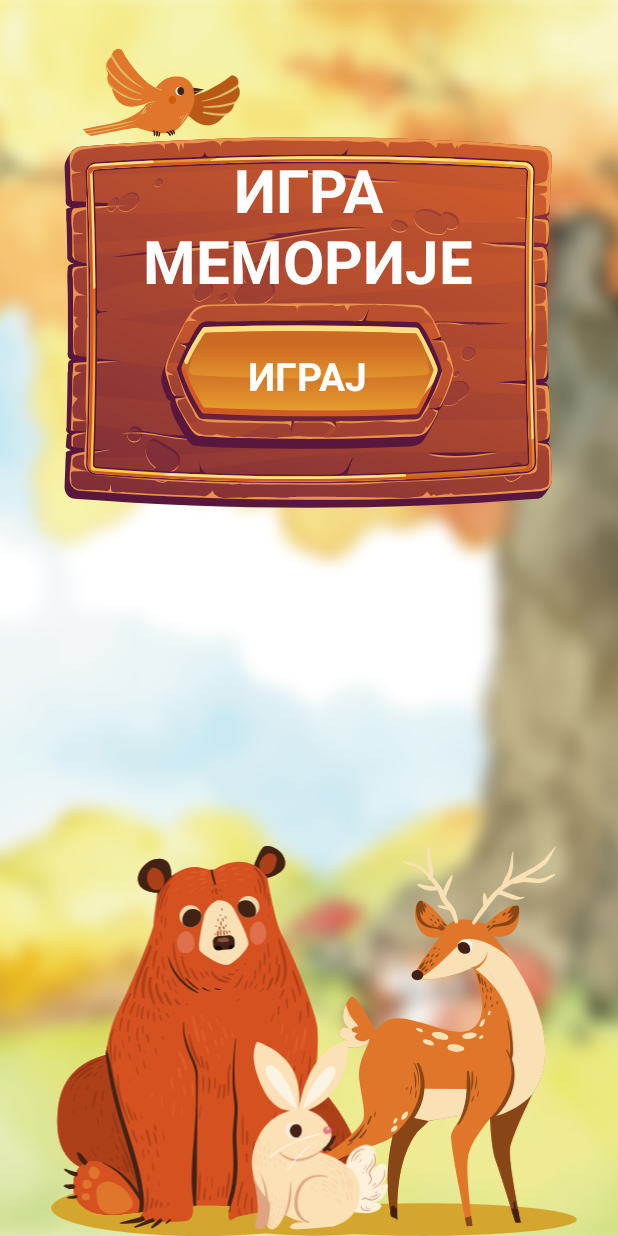
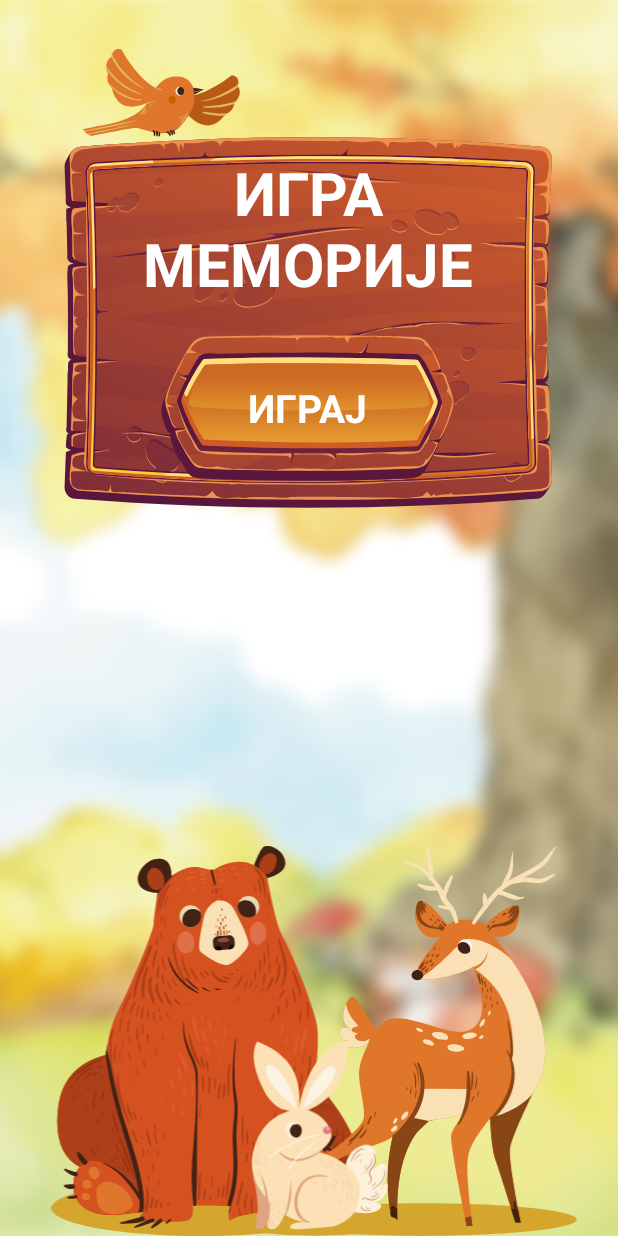
Before and after one commit to jelena-pesevski/Memory-MuzejRS, an Android app: the screen it shows after launch (MainActivity), on a phone screen of 412 x 824 dp. Run offline under Robolectric (Android 15) with nearby library versions, the light colour scheme and no system bars; our stand-ins replace sdp/ssp sizes.

Commit message:
Start page landscape fixes

```diff
--- a/app/src/main/res/drawable/ic_bunny.xml
+++ b/app/src/main/res/drawable/ic_bunny.xml
@@ -3,6 +3,7 @@
     android:height="466dp"
     android:viewportWidth="408"
     android:viewportHeight="466">
+
   <path
       android:pathData="M204.09,402.42C316.5,402.42 407.62,416.49 407.62,433.84C407.62,451.19 316.5,465.26 204.09,465.26C91.69,465.26 0.57,451.19 0.57,433.84C0.57,416.49 91.69,402.42 204.09,402.42Z"
       android:fillColor="#d5a62d"/>
--- a/app/src/main/res/layout-land/activity_levels.xml
+++ b/app/src/main/res/layout-land/activity_levels.xml
@@ -4,7 +4,7 @@
     xmlns:tools="http://schemas.android.com/tools"
     android:layout_width="match_parent"
     android:layout_height="match_parent"
-    android:background="@drawable/background">
+    android:background="@drawable/background_landscape">
 
 
     <androidx.constraintlayout.widget.Guideline
--- a/app/src/main/res/layout-land/activity_main.xml
+++ b/app/src/main/res/layout-land/activity_main.xml
@@ -18,29 +18,62 @@
         app:layout_constraintStart_toStartOf="parent"
         app:layout_constraintTop_toTopOf="parent"
         app:layout_constraintVertical_bias="1.0"
-        app:srcCompat="@drawable/background_blur" />
+        app:srcCompat="@drawable/background_blur_landscape" />
 
-
+    <TextView
+        android:id="@+id/textView"
+        android:layout_width="@dimen/_250sdp"
+        android:layout_height="@dimen/_150sdp"
+        android:text="@string/title"
+        android:padding="@dimen/_4sdp"
+        android:textSize="@dimen/_30ssp"
+        android:textColor="@color/white"
+        android:textAlignment="center"
+        android:textStyle="bold"
+        android:layout_marginTop="44dp"
+        android:background="@drawable/ic_board"
+        app:layout_constraintEnd_toEndOf="parent"
+        app:layout_constraintHorizontal_bias="0.467"
+        app:layout_constraintStart_toStartOf="parent"
+        app:layout_constraintTop_toTopOf="parent"></TextView>
 
     <ImageView
-        android:id="@+id/imageView5"
-        android:layout_width="@dimen/_250sdp"
-        android:layout_height="@dimen/_190sdp"
-        android:layout_marginTop="36dp"
-        app:layout_constraintEnd_toEndOf="parent"
+        android:id="@+id/bear_img"
+        android:layout_width="@dimen/_200sdp"
+        android:layout_height="@dimen/_200sdp"
+        android:layout_marginStart="4dp"
+        app:layout_constraintBottom_toBottomOf="parent"
+        app:layout_constraintStart_toStartOf="parent"
+        app:srcCompat="@drawable/ic_bear" />
+
+    <ImageView
+        android:id="@+id/bird_img"
+        android:layout_width="@dimen/_100sdp"
+        android:layout_height="@dimen/_30sdp"
+        android:layout_marginStart="36dp"
+        app:layout_constraintBottom_toTopOf="@+id/textView"
         app:layout_constraintStart_toStartOf="parent"
         app:layout_constraintTop_toTopOf="parent"
-        app:srcCompat="@drawable/ic_board" />
+        app:layout_constraintVertical_bias="0.0"
+        app:srcCompat="@drawable/ic_birdflipped" />
 
-    <ImageView
-        android:id="@+id/bunnyImg"
-        android:layout_width="@dimen/_100sdp"
-        android:layout_height="@dimen/_100sdp"
-        app:layout_constraintBottom_toBottomOf="@+id/background"
-        app:layout_constraintEnd_toEndOf="parent"
-        app:layout_constraintHorizontal_bias="0.512"
-        app:layout_constraintStart_toStartOf="parent"
-        app:srcCompat="@drawable/ic_bunny" />
+    <TextView
+        android:id="@+id/play_btn"
+        android:layout_width="@dimen/_130sdp"
+        android:layout_height="@dimen/_55sdp"
+        android:background="@drawable/ic_btn"
+        android:clickable="true"
+        android:gravity="center"
+        android:onClick="startGame"
+        android:text="@string/play"
+        android:textColor="@color/white"
+        android:textSize="@dimen/_20ssp"
+        android:textStyle="bold"
+        app:layout_constraintBottom_toBottomOf="@+id/textView"
+        app:layout_constraintEnd_toEndOf="@+id/textView"
+        app:layout_constraintStart_toStartOf="@+id/textView"
+        app:layout_constraintTop_toTopOf="@+id/textView"
+        app:layout_constraintVertical_bias="0.888" />
 
     <ImageView
         android:id="@+id/bambiImg"
@@ -51,57 +84,14 @@
         app:srcCompat="@drawable/ic_bambi" />
 
     <ImageView
-        android:id="@+id/bear_img"
-        android:layout_width="@dimen/_200sdp"
-        android:layout_height="@dimen/_200sdp"
-        android:layout_marginStart="4dp"
+        android:id="@+id/bunnyImg"
+        android:layout_width="@dimen/_100sdp"
+        android:layout_height="@dimen/_100sdp"
         app:layout_constraintBottom_toBottomOf="parent"
+        app:layout_constraintEnd_toEndOf="parent"
+        app:layout_constraintHorizontal_bias="0.268"
         app:layout_constraintStart_toStartOf="parent"
-        app:srcCompat="@drawable/ic_bear" />
-
-
-    <TextView
-        android:layout_width="@dimen/_200sdp"
-        android:layout_height="@dimen/_70sdp"
-        android:text="@string/title"
-        android:textAlignment="center"
-        android:textStyle="bold"
-        android:textColor="@color/white"
-        android:textSize="@dimen/_30ssp"
-        app:layout_constraintBottom_toTopOf="@+id/play_btn"
-        app:layout_constraintEnd_toEndOf="@+id/imageView5"
-        app:layout_constraintStart_toStartOf="@+id/imageView5"
-        app:layout_constraintTop_toTopOf="@+id/imageView5" />
-
-
-    <ImageView
-        android:id="@+id/bird_img"
-        android:layout_width="@dimen/_100sdp"
-        android:layout_height="@dimen/_45sdp"
-        android:layout_marginStart="64dp"
-        app:layout_constraintBottom_toTopOf="@+id/imageView5"
-        app:layout_constraintStart_toStartOf="parent"
-        app:layout_constraintTop_toTopOf="parent"
-        app:layout_constraintVertical_bias="0.0"
-        app:srcCompat="@drawable/ic_birdflipped" />
-
-    <TextView
-        android:id="@+id/play_btn"
-        android:layout_width="@dimen/_150sdp"
-        android:layout_height="@dimen/_75sdp"
-        android:background="@drawable/ic_btn"
-        android:clickable="true"
-        android:onClick="startGame"
-        android:gravity="center"
-        android:text="@string/play"
-        android:textColor="@color/white"
-        android:textSize="@dimen/_20ssp"
-        android:textStyle="bold"
-        app:layout_constraintBottom_toBottomOf="@+id/imageView5"
-        app:layout_constraintEnd_toEndOf="@+id/imageView5"
-        app:layout_constraintStart_toStartOf="@+id/imageView5"
-        app:layout_constraintTop_toTopOf="@+id/background"
-        app:layout_constraintVertical_bias="0.888" />
+        app:srcCompat="@drawable/ic_bunny" />
 
 
 </androidx.constraintlayout.widget.ConstraintLayout>
--- a/app/src/main/res/layout/activity_main.xml
+++ b/app/src/main/res/layout/activity_main.xml
@@ -52,6 +52,7 @@
         android:background="@drawable/ic_board"
         android:gravity="center"
         android:paddingBottom="@dimen/_100sdp"
+        android:paddingTop="@dimen/_3sdp"
         android:text="@string/title"
         android:textAlignment="center"
         android:textColor="@color/white"
@@ -76,7 +77,6 @@
         android:layout_height="@dimen/_75sdp"
         android:layout_marginStart="@dimen/_70sdp"
         android:layout_marginEnd="@dimen/_50sdp"
-        android:layout_marginBottom="@dimen/_30sdp"
         android:background="@drawable/ic_btn"
         android:clickable="true"
         android:gravity="center"
@@ -88,6 +88,8 @@
         app:layout_constraintBottom_toBottomOf="@+id/board_img"
         app:layout_constraintEnd_toEndOf="@+id/board_img"
         app:layout_constraintHorizontal_bias="1.0"
-        app:layout_constraintStart_toStartOf="@+id/board_img" />
+        app:layout_constraintStart_toStartOf="@+id/board_img"
+        app:layout_constraintTop_toTopOf="@+id/board_img"
+        app:layout_constraintVertical_bias="0.882" />
 
 </androidx.constraintlayout.widget.ConstraintLayout>
--- a/app/src/main/res/values/strings.xml
+++ b/app/src/main/res/values/strings.xml
@@ -2,5 +2,5 @@
     <string name="app_name">Memory</string>
     <string name="play">ИГРАЈ</string>
     <string name="title">ИГРА МЕМОРИЈЕ</string>
-    <string name="levels_page_txt">ОДАБЕРИ НИВО ПРИТИСКОМ НА ОДРЕЂЕНУ ЖИВОТИЊУ</string>
+    <string name="levels_page_txt">ОДАБЕРИ НИВО ПРИТИСКОМ НА ЖЕЉЕНУ ЖИВОТИЊУ</string>
 </resources>
```
Also changed, not shown: app/src/main/res/drawable/background_blur_landscape.png (added), app/src/main/res/drawable/background_landscape.png (added).
